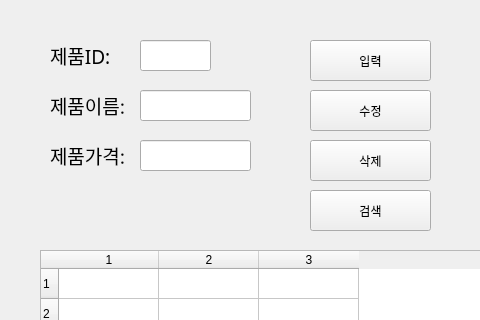
The window that ProductList3.ui (dydb1032/python231211) describes before a commit, drawn with Qt 5; both pictures show x 0 to 480 and y 0 to 320 of the 600 by 596 pixel window.
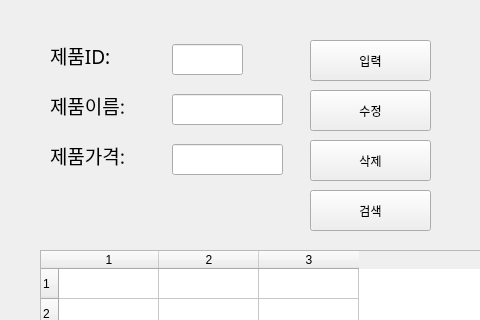
The same window after the commit.

Commit message: 목요일 수업 끝

The edit to the form file:
```diff
--- a/ProductList3.ui
+++ b/ProductList3.ui
@@ -19,7 +19,7 @@
      <rect>
       <x>50</x>
       <y>40</y>
-      <width>81</width>
+      <width>111</width>
       <height>31</height>
      </rect>
     </property>
@@ -38,7 +38,7 @@
      <rect>
       <x>50</x>
       <y>90</y>
-      <width>81</width>
+      <width>111</width>
       <height>31</height>
      </rect>
     </property>
@@ -57,7 +57,7 @@
      <rect>
       <x>50</x>
       <y>140</y>
-      <width>81</width>
+      <width>111</width>
       <height>31</height>
      </rect>
     </property>
@@ -74,8 +74,8 @@
    <widget class="QLineEdit" name="prodID">
     <property name="geometry">
      <rect>
-      <x>140</x>
-      <y>40</y>
+      <x>172</x>
+      <y>44</y>
       <width>71</width>
       <height>31</height>
      </rect>
@@ -84,8 +84,8 @@
    <widget class="QLineEdit" name="prodName">
     <property name="geometry">
      <rect>
-      <x>140</x>
-      <y>90</y>
+      <x>172</x>
+      <y>94</y>
       <width>111</width>
       <height>31</height>
      </rect>
@@ -94,8 +94,8 @@
    <widget class="QLineEdit" name="prodPrice">
     <property name="geometry">
      <rect>
-      <x>140</x>
-      <y>140</y>
+      <x>172</x>
+      <y>144</y>
       <width>111</width>
       <height>31</height>
      </rect>
```
Left out of the diff: 2 changed lines with no effect on the pictures. The commit also changes 1 other file.
